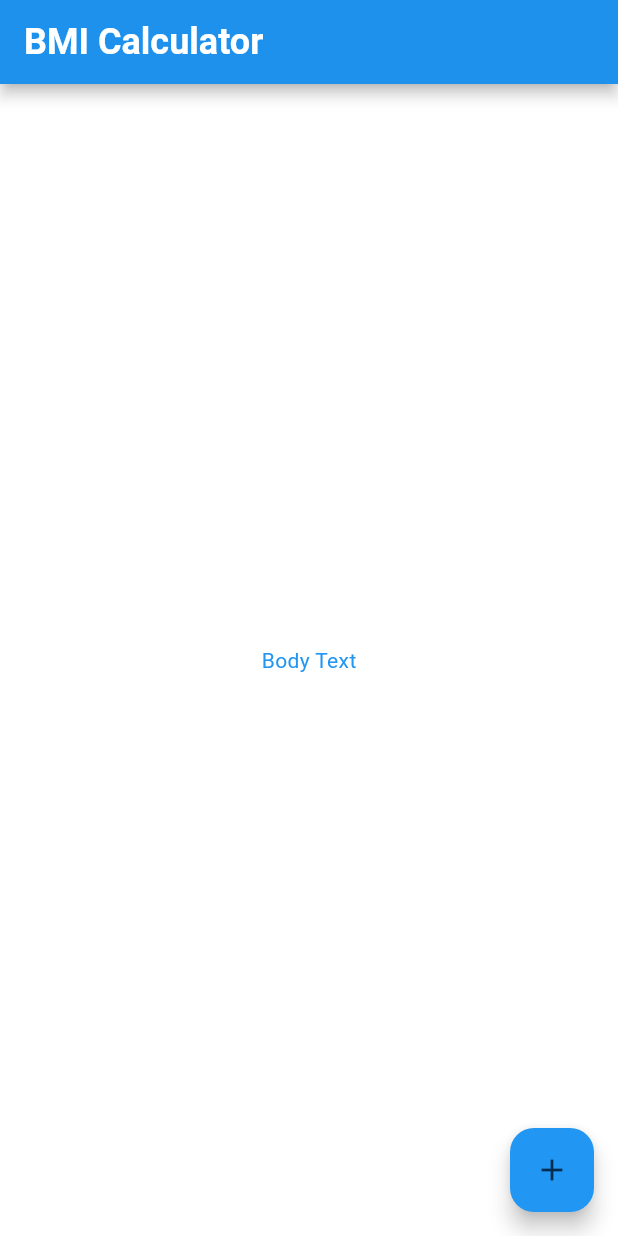
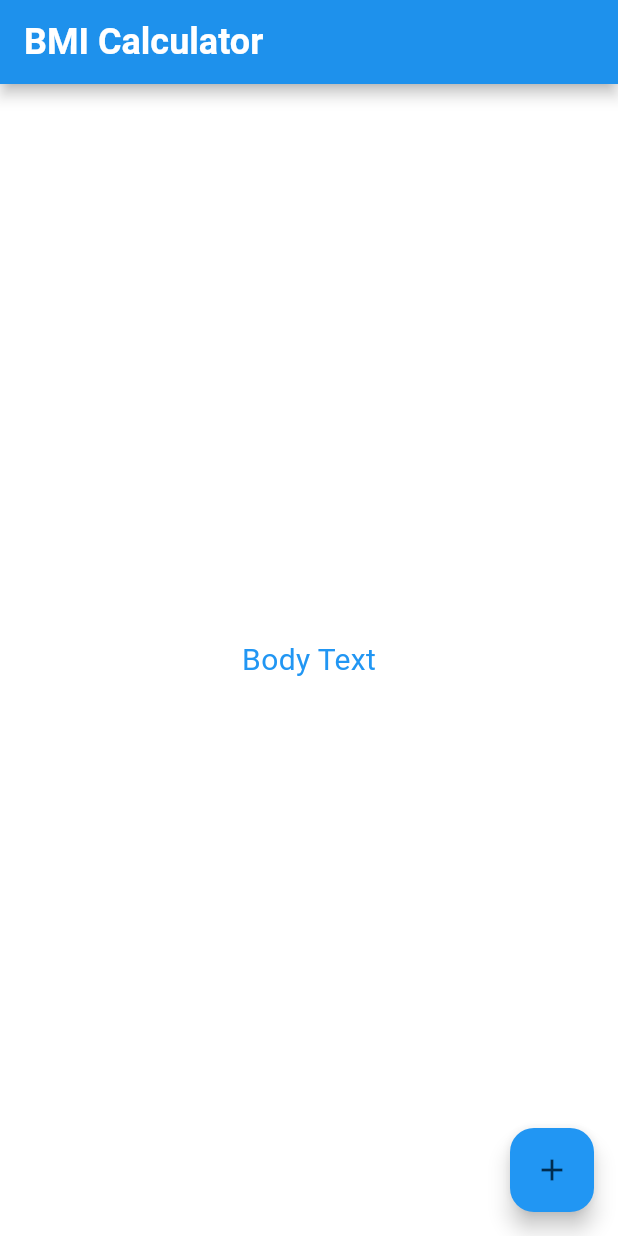
Before and after one commit to Karimbou/flutter_course_defaults, a Flutter app: the screen it shows after launch, on a phone screen of 412 x 824 dp. Run offline on Flutter 3.47's test engine with Material 3 defaults, Android fonts, the light colour scheme and no system bars; our stand-ins replace audioplayers, rflutter_alert.

Commit message:
Update main.dart
I added some more comments to find the code to control a leyout.

```diff
--- a/starter/bmi_calculator/lib/main.dart
+++ b/starter/bmi_calculator/lib/main.dart
@@ -16,7 +16,8 @@ class BMICalculator extends StatelessWidget {
         colorScheme: ColorScheme.fromSeed(
                 // the seedcolor sets the color of the scheme
                 seedColor: Colors.blue,
-                // brightness: Brightness.dark,
+                // define the default Brightness (light / dark)
+                brightness: Brightness.light,
                 dynamicSchemeVariant: DynamicSchemeVariant.fidelity)
             .copyWith(
           // surface sets the color for the background of the theme like background: Colors.
@@ -24,6 +25,18 @@ class BMICalculator extends StatelessWidget {
           onSurface: Colors.blue,
           // surfaceContainerHigh: Colors.red
         ),
+        // define your defaulf Text Theme to use your text styling
+        textTheme: TextTheme(
+            displayLarge: TextStyle(
+              fontSize: 72.0,
+              fontWeight: FontWeight.bold,
+            ),
+            titleLarge: TextStyle(
+              fontSize: 30.0,
+            ),
+            bodyMedium: TextStyle(
+              fontSize: 20.0,
+            )),
         appBarTheme: AppBarTheme(
           elevation: 4.0,
           shadowColor: Theme.of(context).colorScheme.shadow,
@@ -32,9 +45,6 @@ class BMICalculator extends StatelessWidget {
           titleTextStyle: TextStyle(
               color: Colors.white, fontSize: 24.0, fontWeight: FontWeight.bold),
         ),
-        textTheme: TextTheme(
-            displayLarge:
-                TextStyle(fontSize: 72.0, fontWeight: FontWeight.bold)),
       ),
       home: InputPage(title: appName),
     );
```
